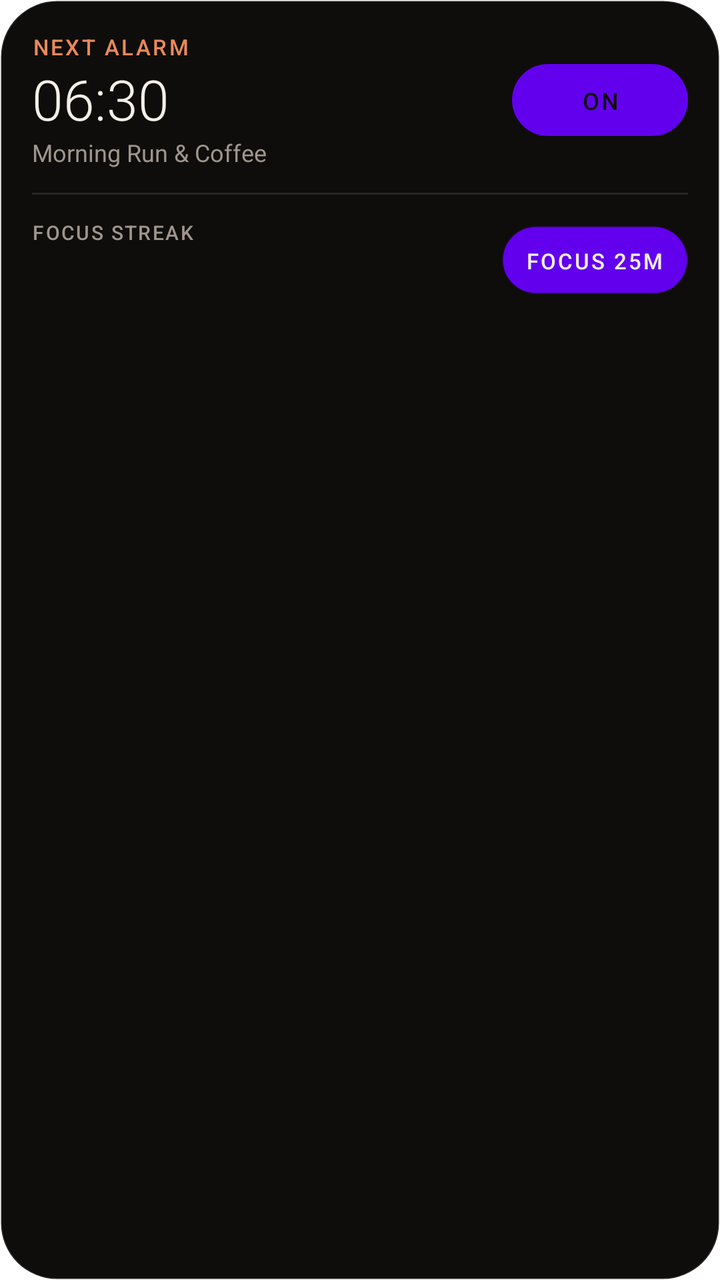
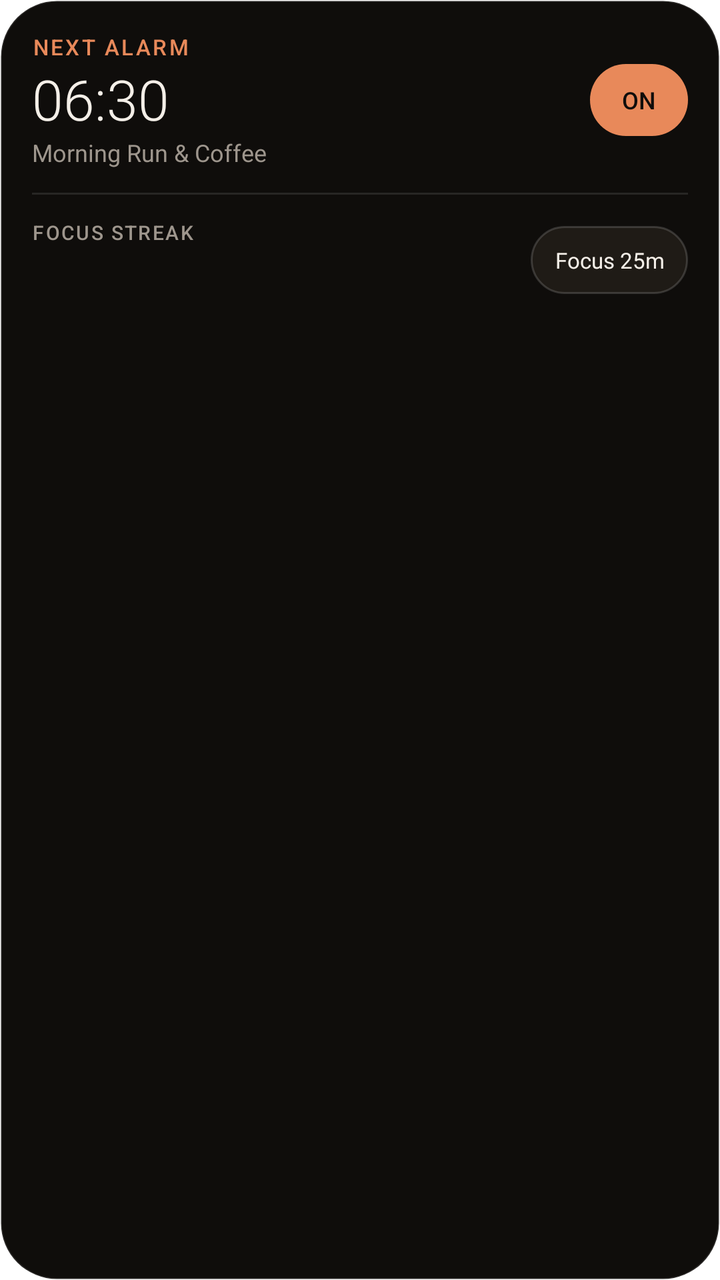

The first picture is an Android layout as it rendered before a commit; the second is the same layout after the commit. The layout source and the unified diff follow.
<!-- AndroidManifest.xml: fallback theme Theme.MaterialComponents.DayNight.NoActionBar -->
<!-- res/layout/widget_interactive.xml -->
<?xml version="1.0" encoding="utf-8"?>
<LinearLayout xmlns:android="http://schemas.android.com/apk/res/android"
    android:id="@+id/widget_root"
    android:layout_width="match_parent"
    android:layout_height="match_parent"
    android:orientation="vertical"
    android:padding="16dp"
    android:background="@drawable/widget_background_dark">

    
    <LinearLayout
        android:layout_width="match_parent"
        android:layout_height="wrap_content"
        android:orientation="horizontal"
        android:gravity="center_vertical">

        <LinearLayout
            android:layout_width="0dp"
            android:layout_height="wrap_content"
            android:layout_weight="1"
            android:orientation="vertical">

            <TextView
                android:layout_width="wrap_content"
                android:layout_height="wrap_content"
                android:text="NEXT ALARM"
                android:textSize="11sp"
                android:fontFamily="sans-serif-medium"
                android:textColor="#E8895A"
                android:letterSpacing="0.1" />

            <TextView
                android:id="@+id/alarm_time"
                android:layout_width="wrap_content"
                android:layout_height="wrap_content"
                android:text="06:30"
                android:textSize="28sp"
                android:fontFamily="sans-serif-light"
                android:textColor="#F4EFE8" />

            <TextView
                android:id="@+id/alarm_label"
                android:layout_width="wrap_content"
                android:layout_height="wrap_content"
                android:text="Morning Run &amp; Coffee"
                android:textSize="12sp"
                android:textColor="#9E968D"
                android:maxLines="1"
                android:ellipsize="end" />
        </LinearLayout>

        <Button
            android:id="@+id/btn_alarm_toggle"
            android:layout_width="wrap_content"
            android:layout_height="36dp"
            android:text="ON"
            android:textSize="12sp"
            android:fontFamily="sans-serif-medium"
            android:textColor="#0F0D0B"
            android:background="@drawable/widget_pill_accent" />
    </LinearLayout>

    <View
        android:layout_width="match_parent"
        android:layout_height="1dp"
        android:background="#1AFFFFFF"
        android:layout_marginVertical="12dp" />

    
    <LinearLayout
        android:layout_width="match_parent"
        android:layout_height="wrap_content"
        android:orientation="horizontal"
        android:gravity="center_vertical">

        
        <LinearLayout
            android:layout_width="0dp"
            android:layout_height="wrap_content"
            android:layout_weight="1"
            android:orientation="vertical">

            <TextView
                android:layout_width="wrap_content"
                android:layout_height="wrap_content"
                android:text="FOCUS STREAK"
                android:textSize="10sp"
                android:fontFamily="sans-serif-medium"
                android:textColor="#9E968D"
                android:letterSpacing="0.08"
                android:layout_marginBottom="4dp" />

            <ImageView
                android:id="@+id/focus_streak_bars"
                android:layout_width="140dp"
                android:layout_height="24dp"
                android:scaleType="fitStart" />
        </LinearLayout>

        
        <Button
            android:id="@+id/btn_quick_focus"
            android:layout_width="wrap_content"
            android:layout_height="34dp"
            android:text="Focus 25m"
            android:textSize="11sp"
            android:textColor="#F4EFE8"
            android:background="@drawable/widget_chip_dark"
            android:paddingHorizontal="12dp" />
    </LinearLayout>
</LinearLayout>
<!-- resources referenced by this layout -->
<resources>
  <!-- drawable widget_background_dark (drawable) -->
  <?xml version="1.0" encoding="utf-8"?>
  <shape xmlns:android="http://schemas.android.com/apk/res/android"
      android:shape="rectangle">
      <solid android:color="#0F0D0B" />
      <corners android:radius="28dp" />
      <stroke android:width="1dp" android:color="#1FFFFFFF" />
  </shape>
  <!-- drawable widget_chip_dark (drawable) -->
  <?xml version="1.0" encoding="utf-8"?>
  <shape xmlns:android="http://schemas.android.com/apk/res/android"
      android:shape="rectangle">
      <solid android:color="#1F1B16" />
      <corners android:radius="999dp" />
      <stroke android:width="1dp" android:color="#28FFFFFF" />
  </shape>
  <!-- drawable widget_pill_accent (drawable) -->
  <?xml version="1.0" encoding="utf-8"?>
  <shape xmlns:android="http://schemas.android.com/apk/res/android"
      android:shape="rectangle">
      <solid android:color="#E8895A" />
      <corners android:radius="999dp" />
  </shape>
</resources>

<!-- the commit's change to res/layout/widget_interactive.xml (unified diff, before → after) -->
@@ -49,14 +49,19 @@
                 android:ellipsize="end" />
         </LinearLayout>
 
-        <Button
+        <TextView
             android:id="@+id/btn_alarm_toggle"
             android:layout_width="wrap_content"
             android:layout_height="36dp"
+            android:gravity="center"
+            android:paddingLeft="16dp"
+            android:paddingRight="16dp"
             android:text="ON"
             android:textSize="12sp"
             android:fontFamily="sans-serif-medium"
             android:textColor="#0F0D0B"
+            android:clickable="true"
+            android:focusable="true"
             android:background="@drawable/widget_pill_accent" />
     </LinearLayout>
 
@@ -64,7 +69,8 @@
         android:layout_width="match_parent"
         android:layout_height="1dp"
         android:background="#1AFFFFFF"
-        android:layout_marginVertical="12dp" />
+        android:layout_marginTop="12dp"
+        android:layout_marginBottom="12dp" />
 
     
     <LinearLayout
@@ -98,14 +104,18 @@
         </LinearLayout>
 
         
-        <Button
+        <TextView
             android:id="@+id/btn_quick_focus"
             android:layout_width="wrap_content"
             android:layout_height="34dp"
+            android:gravity="center"
             android:text="Focus 25m"
             android:textSize="11sp"
             android:textColor="#F4EFE8"
+            android:clickable="true"
+            android:focusable="true"
             android:background="@drawable/widget_chip_dark"
-            android:paddingHorizontal="12dp" />
+            android:paddingLeft="12dp"
+            android:paddingRight="12dp" />
     </LinearLayout>
 </LinearLayout>
